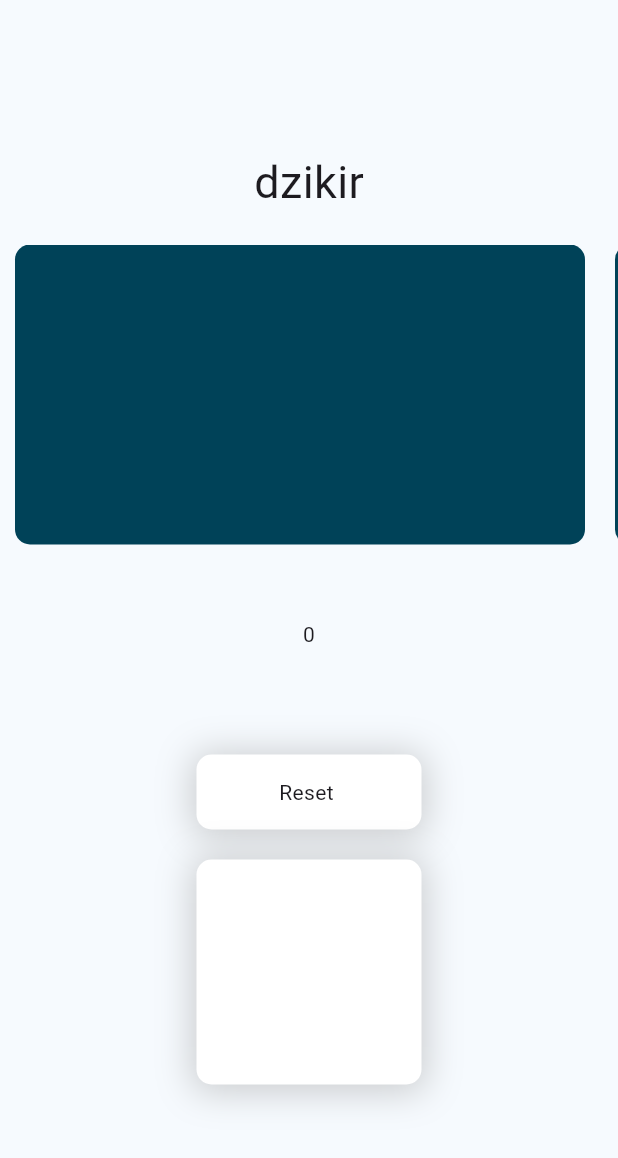
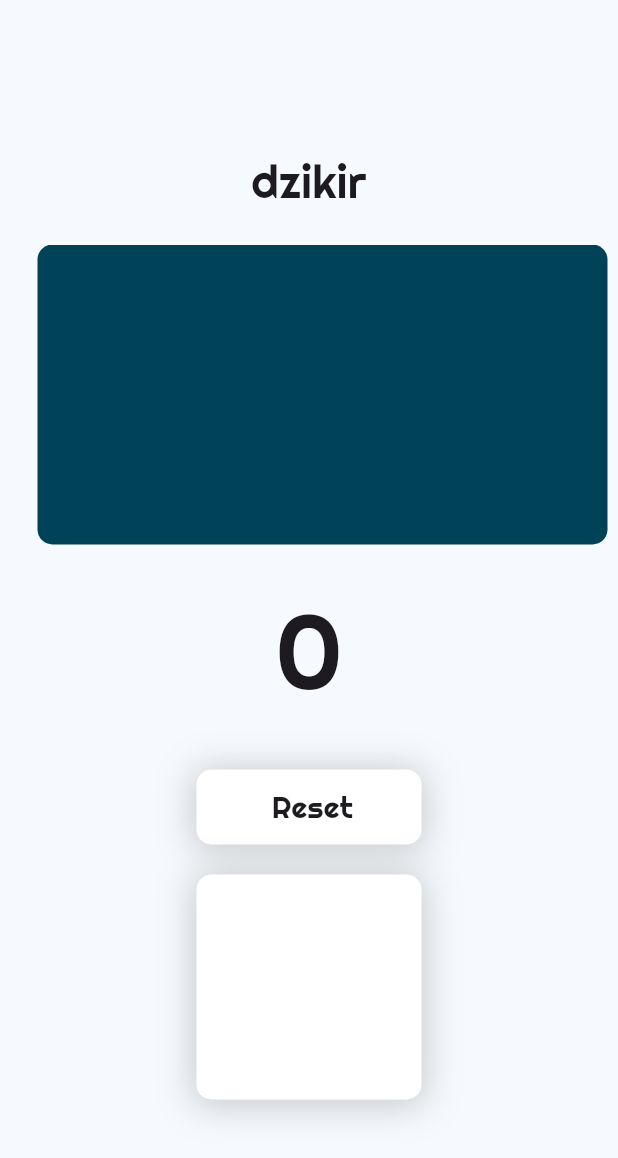
Before and after one commit to xramadhann/QURama, a Flutter app: the screen it shows after launch, on a phone screen of 412 x 824 dp. Shown: the top 1158 px of the screen. Run offline on Flutter 3.47's test engine with Material 3 defaults, Android fonts, the light colour scheme and no system bars; our stand-ins replace google_fonts; Roboto replaces fonts that are missing (Alata).

Commit message:
style : change font family

```diff
--- a/qurama/lib/DzikirView.dart
+++ b/qurama/lib/DzikirView.dart
@@ -43,10 +43,11 @@ class _dzikirState extends State<dzikir> {
               height: 200,
               child: ListView.builder(
                 scrollDirection: Axis.horizontal,
+                padding: const EdgeInsetsDirectional.only(start: 20, end: 20),
                 itemCount: 5,
                 itemBuilder: (context, index) {
                   return Container(
-                    margin: const EdgeInsets.only(left: 10, right: 10),
+                    margin: const EdgeInsets.only(left: 5, right: 5),
                     width: 380,
                     decoration: BoxDecoration(
                       borderRadius: BorderRadius.circular(10),
@@ -56,13 +57,14 @@ class _dzikirState extends State<dzikir> {
                 },
               ),
             ),
-            const SizedBox(height: 50),
+            const SizedBox(height: 20),
             Container(
               margin: const EdgeInsets.only(left: 20, right: 20),
-              height: 20,
-              child: Text(_counter.toString()),
+              height: 100,
+              child: Text(_counter.toString(),
+                  style: const TextStyle(fontSize: 70)),
             ),
-            const SizedBox(height: 70),
+            const SizedBox(height: 30),
             Column(
               children: [
                 GestureDetector(
@@ -70,7 +72,7 @@ class _dzikirState extends State<dzikir> {
                     _decrementCounter();
                   },
                   child: Container(
-                    padding: const EdgeInsets.only(top: 15, left: 55),
+                    padding: const EdgeInsets.only(top: 10, left: 50),
                     decoration: BoxDecoration(
                         borderRadius: BorderRadius.circular(10),
                         color: Colors.white,
@@ -85,9 +87,7 @@ class _dzikirState extends State<dzikir> {
                     margin: const EdgeInsets.only(left: 20, right: 20),
                     height: 50,
                     width: 150,
-                    child: const Text(
-                      "Reset",
-                    ),
+                    child: const Text("Reset", style: TextStyle(fontSize: 20)),
                   ),
                 ),
                 const SizedBox(height: 20),
--- a/qurama/lib/main.dart
+++ b/qurama/lib/main.dart
@@ -16,7 +16,7 @@
         colorScheme: ColorScheme.fromSeed(seedColor: const Color(0x00004258)),
         useMaterial3: true,
         fontFamily: 'Harabara',
-        textTheme: GoogleFonts.alataTextTheme(Theme.of(context).textTheme),
+        textTheme: GoogleFonts.righteousTextTheme(Theme.of(context).textTheme),
       ),
       debugShowCheckedModeBanner: false,
       home: const dzikir(),
```
